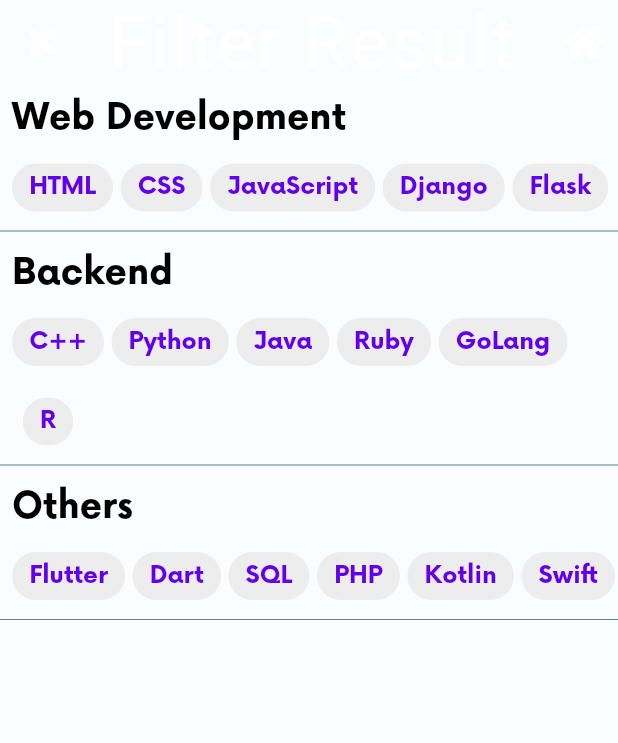
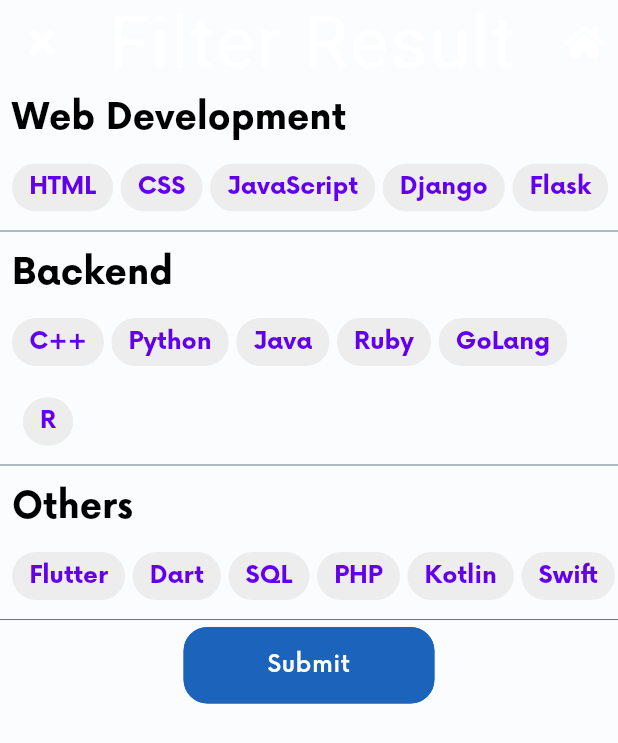
Before and after one commit to hayat-tamboli/Confluence-ByMerlin, a Flutter app: the FilterChipDisplay screen opened directly, on a phone screen of 412 x 824 dp. Shown: the top 743 px of the screen. Run offline on Flutter 3.47's test engine with Material 2 defaults, Android fonts, the phone set to English and light mode, and no system bars; our stand-ins replace cloud_firestore, firebase_auth, firebase_core, flutter_icons, flutter_tindercard, font_awesome_flutter and 2 more; accounts and stored records are empty.

Commit message:
final showdown

```diff
--- a/lib/auth/registerPage.dart
+++ b/lib/auth/registerPage.dart
@@ -3,6 +3,7 @@
 import 'package:flutter/material.dart';
 import 'package:flutter_icons/flutter_icons.dart';
 import 'package:merlin/auth/signInPage.dart';
+import 'package:merlin/filterchip.dart';
 import 'package:merlin/services/authentication_service.dart';
 import 'package:merlin/widgets/inputBox.dart';
 import 'package:merlin/widgets/primaryBtn.dart';
@@ -96,7 +97,7 @@
                             Navigator.pushReplacement(
                                 context,
                                 MaterialPageRoute(
-                                    builder: (context) => MainApp()));
+                                    builder: (context) => FilterChipDisplay()));
                           });
                         }
                       },
--- a/lib/filterchip.dart
+++ b/lib/filterchip.dart
@@ -1,5 +1,9 @@
 import 'package:flutter/material.dart';
 import 'package:font_awesome_flutter/font_awesome_flutter.dart';
+import 'package:merlin/mainapp.dart';
+import 'package:merlin/widgets/primaryBtn.dart';
+
+import 'auth/registerPage.dart';
 
 class FilterChipDisplay extends StatefulWidget {
   @override
@@ -128,6 +132,15 @@
             color: Colors.blueGrey,
             height: 10.0,
           ),
+          PrimaryButton(
+            text: "Submit",
+            onTap: () {
+              Navigator.pushReplacement(
+                  context, MaterialPageRoute(builder: (context) => MainApp()));
+            },
+            padding: 40,
+            alt: false,
+          ),
         ],
       ),
     );
```
Also changed, not shown: lib/profile page/editProfile.dart (+9 -3 lines).
